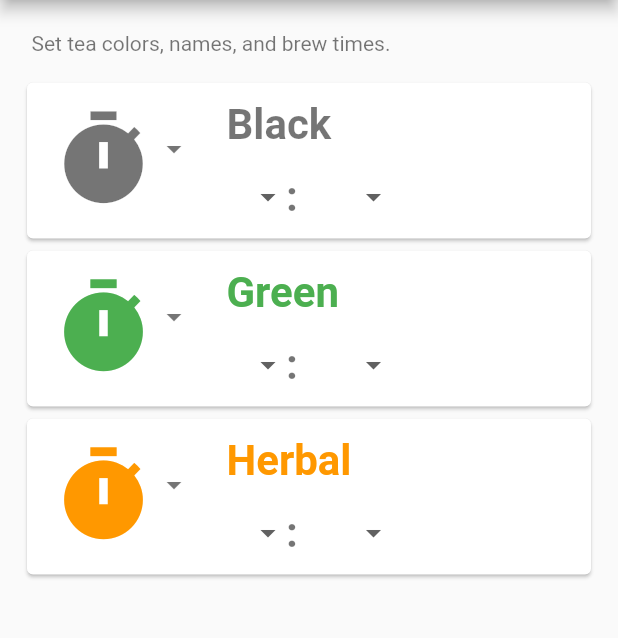
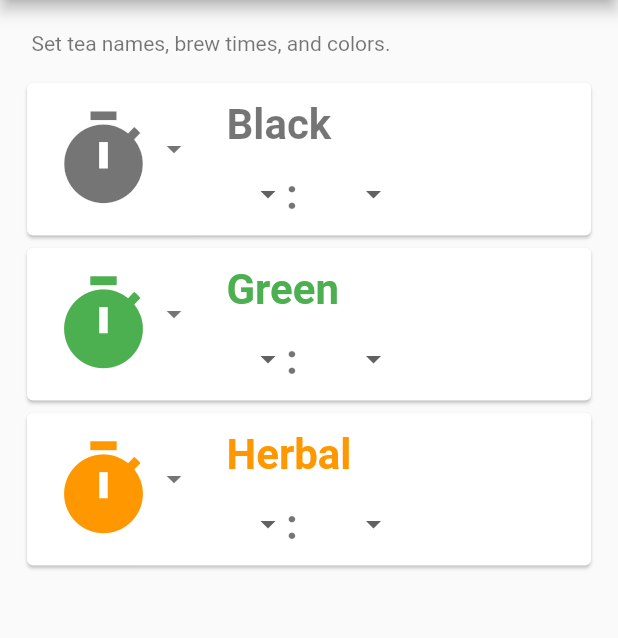
Before and after one commit to ncosgray/cuppa_mobile, a Flutter app: the PrefsWidget screen opened by its route, on a phone screen of 412 x 824 dp, the part 84-722 px from its top. Run offline on Flutter 3.47's test engine with Material 2 defaults, Android fonts, the phone set to English and light mode, and no system bars; our stand-ins replace shared_preferences; missing offline and left inert: quick_actions; accounts and stored records are empty; statements that could not run were skipped.

Commit message:
Prefs UI refinements

```diff
--- a/lib/prefs.dart
+++ b/lib/prefs.dart
@@ -35,7 +35,7 @@ final String confirmMessageLine2 = 'Cancel and start a new timer?';
 final String confirmYes = 'Yes';
 final String confirmNo = 'No';
 final String prefsTitle = 'Cuppa Preferences';
-final String prefsHeader = 'Set tea colors, names, and brew times.';
+final String prefsHeader = 'Set tea names, brew times, and colors.';
 final String prefsNameMissing = 'Please enter a tea name';
 final String prefsNameLong = 'Tea name is too long';
 
@@ -204,9 +204,9 @@ class _PrefsWidgetState extends State<PrefsWidget> {
           title: new Text(prefsTitle),
           platform: appPlatform,
         ),
-        body: new Container(
-            margin: const EdgeInsets.fromLTRB(14.0, 21.0, 14.0, 28.0),
-            child: new ListView(children: [
+        body: new ListView(
+          padding: const EdgeInsets.fromLTRB(14.0, 21.0, 14.0, 0.0),
+          children: [
             new Align(
                 alignment: Alignment.topLeft,
                 child: new Container(
@@ -219,7 +219,8 @@ class _PrefsWidgetState extends State<PrefsWidget> {
             new PrefsTeaRow(tea: tea1),
             new PrefsTeaRow(tea: tea2),
             new PrefsTeaRow(tea: tea3),
-            ])));
+          ],
+        ));
   }
 }
 
@@ -284,7 +285,8 @@ class _PrefsTeaRowState extends State<PrefsTeaRow> {
                 ),
                 title: new Column(
                   children: [
-                    new Padding(
+                    new Container(
+                        height: 54.0,
                         padding: EdgeInsets.zero,
                         child: new TextFormField(
                           initialValue: tea.name,
@@ -321,8 +323,9 @@ class _PrefsTeaRowState extends State<PrefsTeaRow> {
                             }
                           },
                         )),
-                    new Padding(
-                        padding: EdgeInsets.fromLTRB(7.0, 0.0, 0.0, 0.0),
+                    new Container(
+                        height: 40.0,
+                        padding: EdgeInsets.fromLTRB(7.0, 0.0, 0.0, 7.0),
                         child: Row(children: [
                           new DropdownButton<int>(
                             value: tea.brewTimeMinutes,
```
Lines whose indentation alone changed are shown as unchanged.
